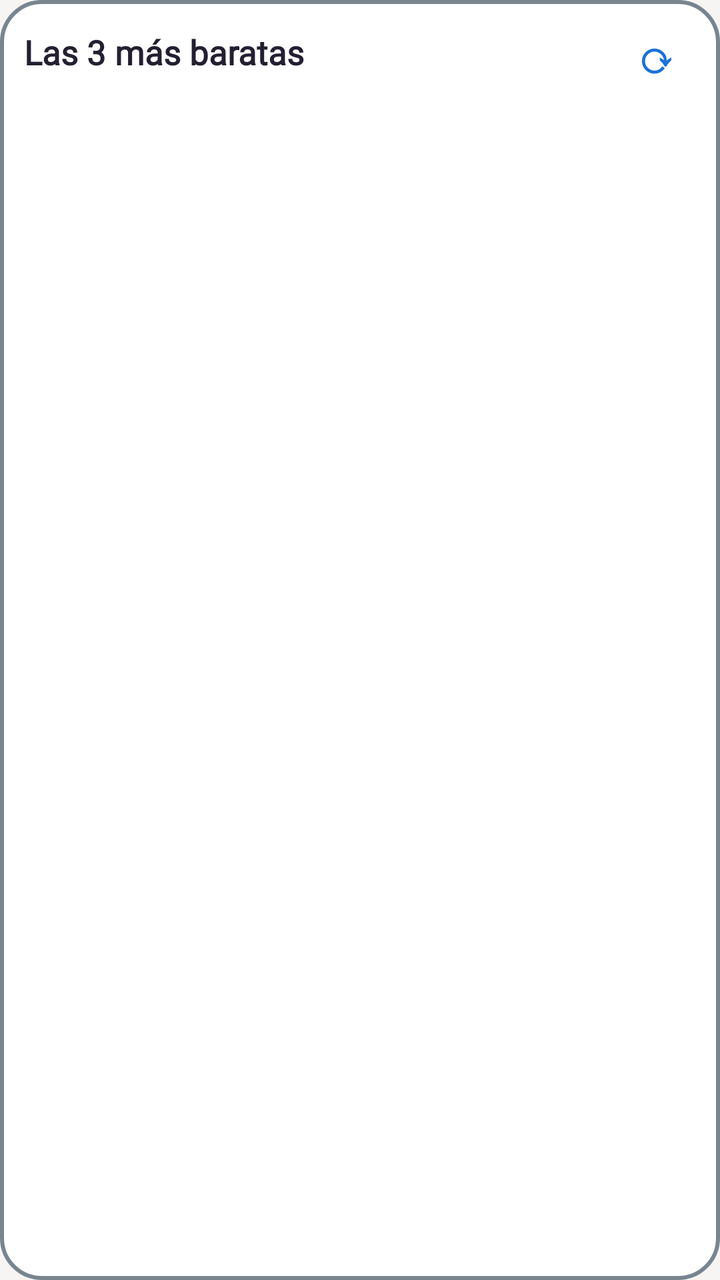
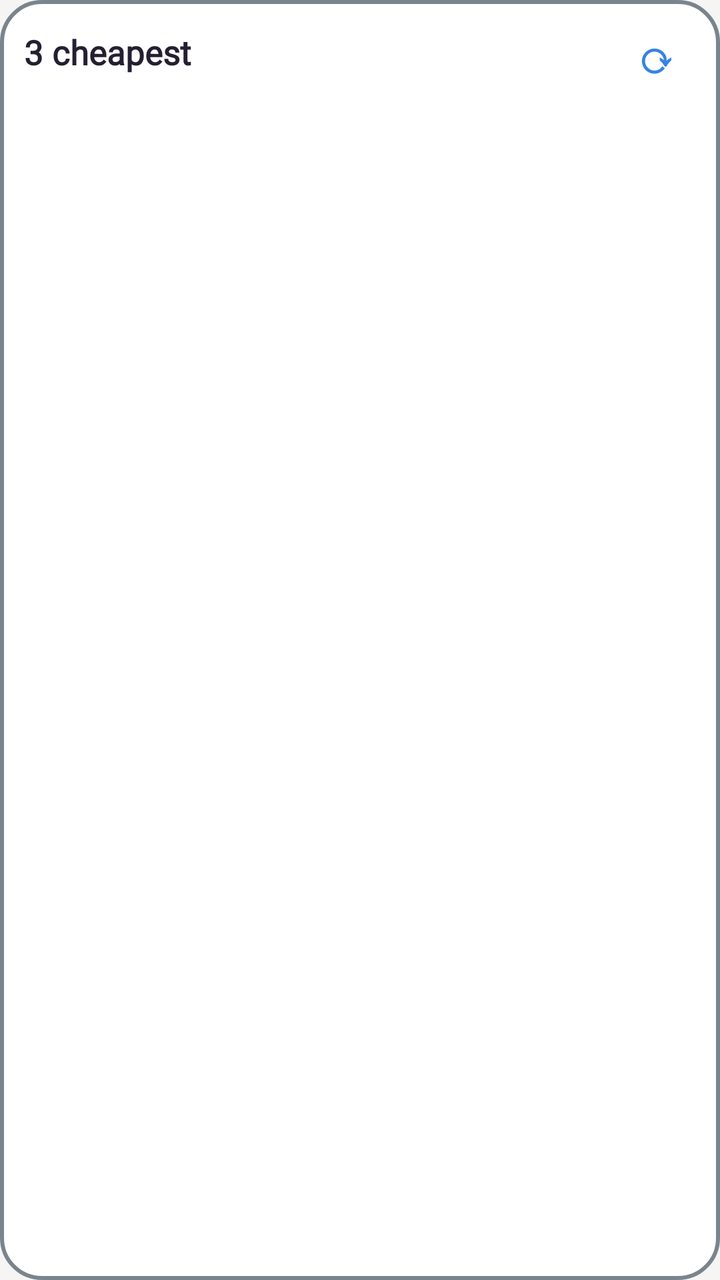

Screens rendered from an Android XML layout before and after an edit, with the pre-edit source and the edit as a unified diff.
<!-- AndroidManifest.xml: application theme Tema -->
<!-- res/layout/w_baratas.xml -->
<?xml version="1.0" encoding="utf-8"?>
<LinearLayout xmlns:android="http://schemas.android.com/apk/res/android" android:id="@+id/raiz" android:layout_width="match_parent" android:layout_height="match_parent"
    android:orientation="vertical" android:padding="12dp" android:background="@drawable/w_fondo_claro">
    <LinearLayout android:layout_width="match_parent" android:layout_height="wrap_content" android:orientation="horizontal" android:gravity="center_vertical">
        <TextView android:id="@+id/titulo" android:layout_width="0dp" android:layout_weight="1" android:layout_height="wrap_content" android:paddingBottom="4dp"
            android:text="Las 3 más baratas" android:textSize="17dp" android:textStyle="bold" android:textColor="#241F31" android:maxLines="1" android:ellipsize="end" android:fontFamily="@font/nunito"/>
        <TextView android:id="@+id/refrescar" android:layout_width="40dp" android:layout_height="32dp" android:gravity="center"
            android:text="⟳" android:textSize="22dp" android:textStyle="bold" android:textColor="#1C71D8" android:contentDescription="Actualizar"/>
    </LinearLayout>
    <LinearLayout android:id="@+id/raiz_filas" android:layout_width="match_parent" android:layout_height="wrap_content" android:orientation="vertical"/>
    <TextView android:id="@+id/vacio" android:layout_width="match_parent" android:layout_height="0dp" android:layout_weight="1"
        android:gravity="center" android:text="Abre la app para ver las gasolineras cercanas" android:visibility="gone"
        android:textSize="15dp" android:textColor="#6F6A78" android:fontFamily="@font/nunito"/>
</LinearLayout>
<!-- resources referenced by this layout -->
<resources>
  <!-- drawable w_fondo_claro (drawable) -->
  <?xml version="1.0" encoding="utf-8"?>
  <shape xmlns:android="http://schemas.android.com/apk/res/android" android:shape="rectangle"><solid android:color="#FFFFFF"/><stroke android:width="2dp" android:color="#78858F"/><corners android:radius="20dp"/></shape>
  <style name="Tema" parent="Tema.Base" />
  <style name="Tema.Base" parent="@android:style/Theme.Material.Light.NoActionBar">
          <item name="android:windowBackground">@color/fondo</item>
          <item name="android:colorAccent">@color/acento</item>
          <item name="android:windowLightStatusBar">true</item>
          <item name="android:windowLightNavigationBar">true</item>
      </style>
  <color name="fondo">#F6F5F4</color>
  <color name="acento">#1C71D8</color>
</resources>

<!-- the commit's change to res/layout/w_baratas.xml (unified diff, before → after) -->
@@ -3,12 +3,12 @@
     android:orientation="vertical" android:padding="12dp" android:background="@drawable/w_fondo_claro">
     <LinearLayout android:layout_width="match_parent" android:layout_height="wrap_content" android:orientation="horizontal" android:gravity="center_vertical">
         <TextView android:id="@+id/titulo" android:layout_width="0dp" android:layout_weight="1" android:layout_height="wrap_content" android:paddingBottom="4dp"
-            android:text="Las 3 más baratas" android:textSize="17dp" android:textStyle="bold" android:textColor="#241F31" android:maxLines="1" android:ellipsize="end" android:fontFamily="@font/nunito"/>
+            android:text="@string/w_nombre_baratas" android:textSize="17dp" android:textStyle="bold" android:textColor="#241F31" android:maxLines="1" android:ellipsize="end" android:fontFamily="@font/nunito"/>
         <TextView android:id="@+id/refrescar" android:layout_width="40dp" android:layout_height="32dp" android:gravity="center"
-            android:text="⟳" android:textSize="22dp" android:textStyle="bold" android:textColor="#1C71D8" android:contentDescription="Actualizar"/>
+            android:text="⟳" android:textSize="22dp" android:textStyle="bold" android:textColor="#3584E4" android:contentDescription="@string/actualizar"/>
     </LinearLayout>
     <LinearLayout android:id="@+id/raiz_filas" android:layout_width="match_parent" android:layout_height="wrap_content" android:orientation="vertical"/>
     <TextView android:id="@+id/vacio" android:layout_width="match_parent" android:layout_height="0dp" android:layout_weight="1"
-        android:gravity="center" android:text="Abre la app para ver las gasolineras cercanas" android:visibility="gone"
+        android:gravity="center" android:text="@string/w_vacio_abrir" android:visibility="gone"
         android:textSize="15dp" android:textColor="#6F6A78" android:fontFamily="@font/nunito"/>
 </LinearLayout>
<!-- resource entries referenced after the edit -->
@@ -3,6 +3,9 @@
   <!-- drawable w_fondo_claro (drawable) -->
   <?xml version="1.0" encoding="utf-8"?>
   <shape xmlns:android="http://schemas.android.com/apk/res/android" android:shape="rectangle"><solid android:color="#FFFFFF"/><stroke android:width="2dp" android:color="#78858F"/><corners android:radius="20dp"/></shape>
+  <string name="actualizar">Refresh</string>
+  <string name="w_nombre_baratas">3 cheapest</string>
+  <string name="w_vacio_abrir">Open the app to see petrol stations near you</string>
   <style name="Tema" parent="Tema.Base" />
   <style name="Tema.Base" parent="@android:style/Theme.Material.Light.NoActionBar">
           <item name="android:windowBackground">@color/fondo</item>
@@ -11,6 +14,6 @@
           <item name="android:windowLightNavigationBar">true</item>
       </style>
   <color name="fondo">#F6F5F4</color>
-  <color name="acento">#1C71D8</color>
+  <color name="acento">#29B6F6</color>
 </resources>
 
